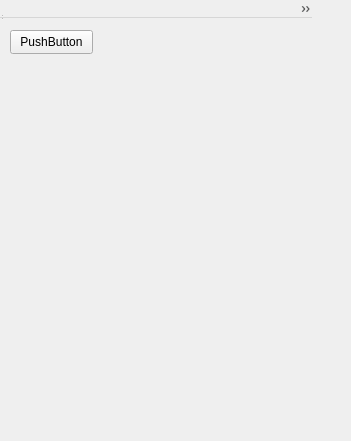
Before: the Qt Designer form qt/themes/phone/MainWindow.ui in Wolframe/qtClient, drawn with Qt 5.
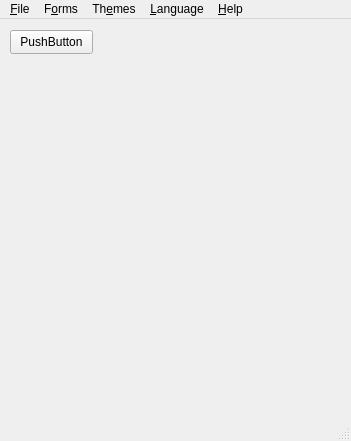
After: the same form once the commit is applied. Icons and pictures are not drawn.

The edit to the form file:
```diff
--- a/qt/themes/phone/MainWindow.ui
+++ b/qt/themes/phone/MainWindow.ui
@@ -1,7 +1,7 @@
 <?xml version="1.0" encoding="UTF-8"?>
 <ui version="4.0">
  <class>exit</class>
- <widget class="QWidget" name="exit">
+ <widget class="QMainWindow" name="exit">
   <property name="geometry">
    <rect>
     <x>0</x>
@@ -88,17 +88,6 @@
     </rect>
    </property>
   </widget>
-  <widget class="QWidget" name="verticalLayoutWidget">
-   <property name="geometry">
-    <rect>
-     <x>10</x>
-     <y>60</y>
-     <width>341</width>
-     <height>381</height>
-    </rect>
-   </property>
-   <layout class="QVBoxLayout" name="mainAreaLayout"/>
-  </widget>
   <widget class="QPushButton" name="pushButton">
    <property name="geometry">
     <rect>
```
